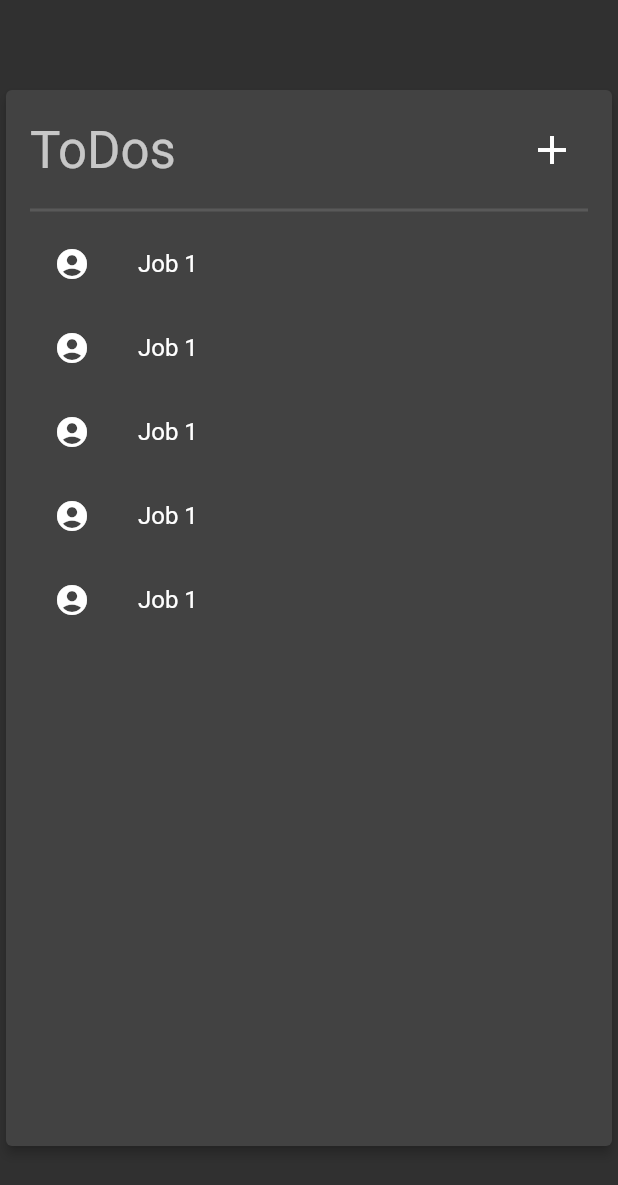
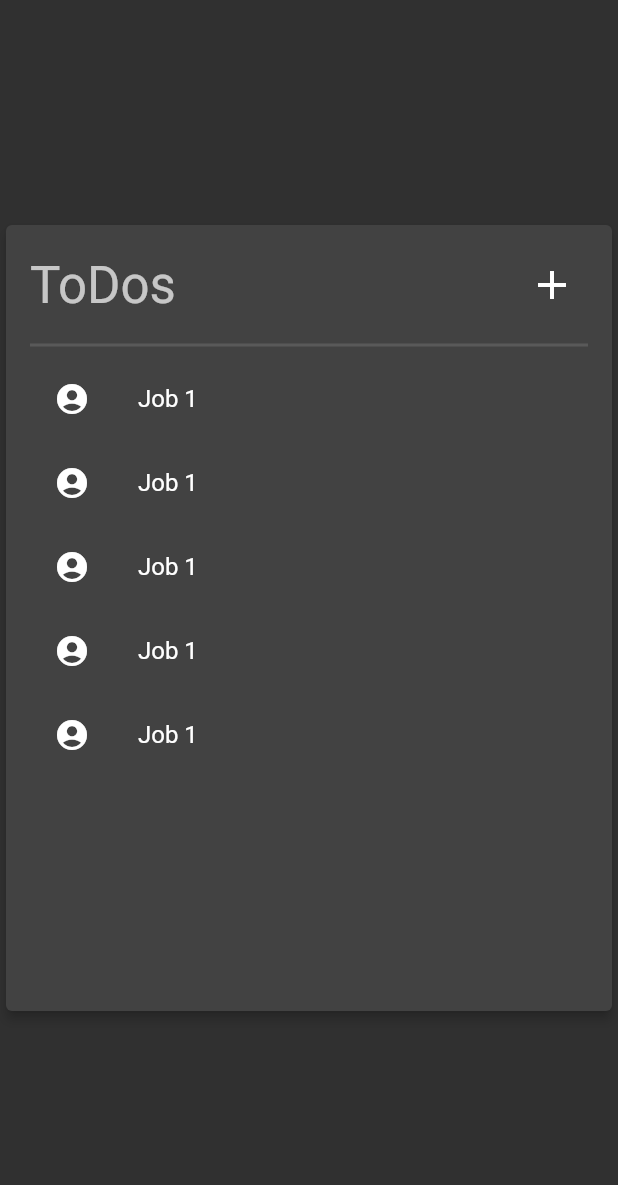
Before and after one commit to FcrbPeter/fcrb_todo_flutter, a Flutter app: the screen it shows after launch, on a phone screen of 412 x 824 dp. Shown: the top 1185 px of the screen. Run offline on Flutter 3.47's test engine with Material 2 defaults, Android fonts, the light colour scheme and no system bars.

Commit message:
mirror update

```diff
--- a/lib/app/page/home_page.dart
+++ b/lib/app/page/home_page.dart
@@ -15,8 +15,8 @@ class _HomePageState extends State<HomePage> {
   Widget build(BuildContext context) {
     return Scaffold(
       body: Center(
-        child: SizedBox(
-          width: 520,
+        child: ConstrainedBox(
+          constraints: const BoxConstraints.tightFor(width: 520),
           child: Card(
             elevation: 3,
             child: Padding(
@@ -42,11 +42,11 @@ class _HomePageState extends State<HomePage> {
                       ],
                     ),
                   ),
-                  Divider(
+                  const Divider(
                     thickness: 2,
                   ),
                   SizedBox(
-                    height: 600,
+                    height: 420,
                     child: ListView(
                       children: [
                         ListTile(
--- a/lib/app/window.dart
+++ b/lib/app/window.dart
@@ -9,7 +9,7 @@ class AppWindow extends StatelessWidget {
   @override
   Widget build(BuildContext context) {
     return MaterialApp(
-      title: 'Flutter Demo',
+      title: 'Fcrb ToDos',
       theme: appTheme,
       home: const HomePage(),
     );
```
